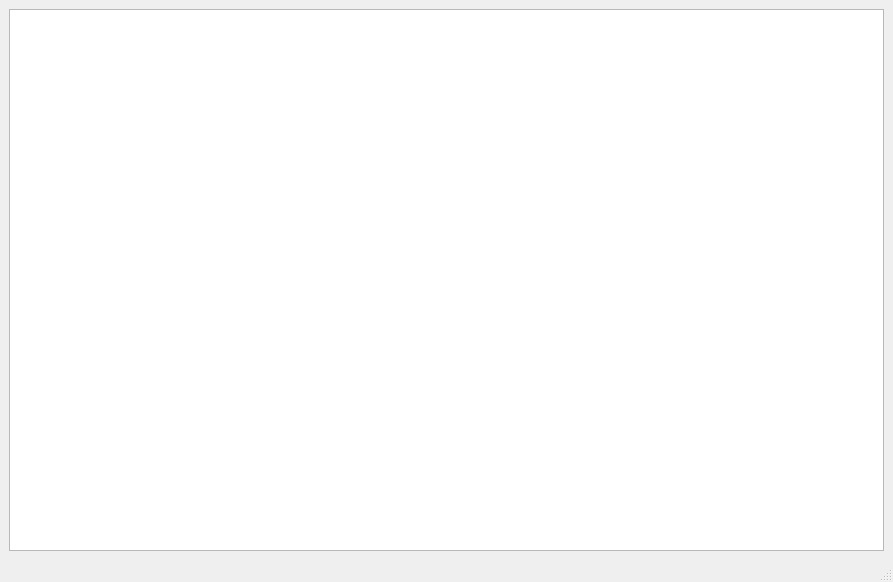
Qt form editor/lib/src/view/main_window.ui (johron/gloom) before a commit.
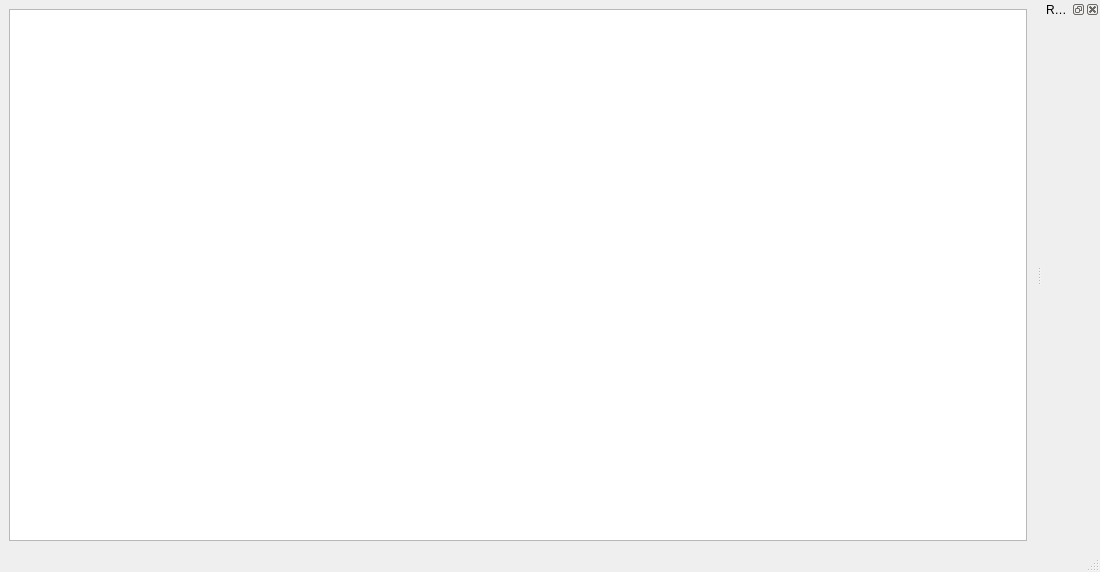
The same form after that commit.

Commit message: updated resource management

What changed in the file:
```diff
--- a/editor/lib/src/view/main_window.ui
+++ b/editor/lib/src/view/main_window.ui
@@ -6,8 +6,8 @@
    <rect>
     <x>0</x>
     <y>0</y>
-    <width>893</width>
-    <height>582</height>
+    <width>1100</width>
+    <height>572</height>
    </rect>
   </property>
   <property name="windowTitle">
@@ -31,6 +31,17 @@
    </property>
   </widget>
   <widget class="QStatusBar" name="statusbar"/>
+  <widget class="QDockWidget" name="resources">
+   <property name="windowTitle">
+    <string>Resources</string>
+   </property>
+   <attribute name="dockWidgetArea">
+    <number>2</number>
+   </attribute>
+   <widget class="QWidget" name="test_area">
+    <layout class="QVBoxLayout" name="verticalLayout"/>
+   </widget>
+  </widget>
  </widget>
  <resources/>
  <connections/>
```
Left out of the diff: 2 changed lines with no effect on the pictures. The commit also changes 492 other files.
